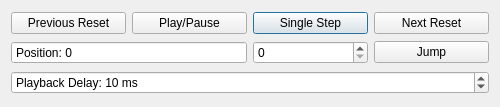
First picture: the form in src/desktop/ui/dumpplayback.ui, repository drawpile/Drawpile, before the edit.
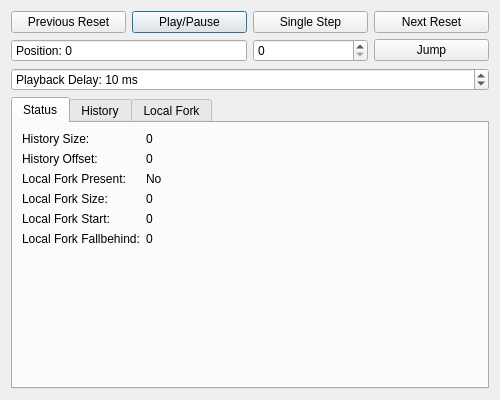
Second picture: the form after the edit. Custom widgets are drawn as their Qt base class.

Commit message:
Add canvas history debug view to debug dump player
Allowing peeking at the history state and local fork entries.

What changed in the file:
```diff
--- a/src/desktop/ui/dumpplayback.ui
+++ b/src/desktop/ui/dumpplayback.ui
@@ -7,45 +7,14 @@
     <x>0</x>
     <y>0</y>
     <width>500</width>
-    <height>107</height>
+    <height>400</height>
    </rect>
   </property>
   <property name="windowTitle">
    <string>Play Debug Dump</string>
   </property>
   <layout class="QGridLayout" name="gridLayout">
-   <item row="0" column="2">
-    <widget class="QPushButton" name="singleStepButton">
-     <property name="text">
-      <string>Single Step</string>
-     </property>
-    </widget>
-   </item>
-   <item row="1" column="2">
-    <widget class="QSpinBox" name="jumpSpinner"/>
-   </item>
-   <item row="0" column="3">
-    <widget class="QPushButton" name="nextResetButton">
-     <property name="text">
-      <string>Next Reset</string>
-     </property>
-    </widget>
-   </item>
-   <item row="0" column="0">
-    <widget class="QPushButton" name="previousResetButton">
-     <property name="text">
-      <string>Previous Reset</string>
-     </property>
-    </widget>
-   </item>
-   <item row="1" column="3">
-    <widget class="QPushButton" name="jumpButton">
-     <property name="text">
-      <string>Jump</string>
-     </property>
-    </widget>
-   </item>
-   <item row="2" column="0" colspan="4">
+   <item row="3" column="0" colspan="4">
     <widget class="KisSliderSpinBox" name="delaySpinner">
      <property name="suffix">
       <string> ms</string>
@@ -71,7 +40,38 @@
      </property>
     </widget>
    </item>
-   <item row="1" column="0" colspan="2">
+   <item row="2" column="3">
+    <widget class="QPushButton" name="jumpButton">
+     <property name="text">
+      <string>Jump</string>
+     </property>
+    </widget>
+   </item>
+   <item row="2" column="2">
+    <widget class="QSpinBox" name="jumpSpinner"/>
+   </item>
+   <item row="0" column="0">
+    <widget class="QPushButton" name="previousResetButton">
+     <property name="text">
+      <string>Previous Reset</string>
+     </property>
+    </widget>
+   </item>
+   <item row="0" column="2">
+    <widget class="QPushButton" name="singleStepButton">
+     <property name="text">
+      <string>Single Step</string>
+     </property>
+    </widget>
+   </item>
+   <item row="0" column="3">
+    <widget class="QPushButton" name="nextResetButton">
+     <property name="text">
+      <string>Next Reset</string>
+     </property>
+    </widget>
+   </item>
+   <item row="2" column="0" colspan="2">
     <widget class="QSpinBox" name="positionSpinner">
      <property name="readOnly">
       <bool>true</bool>
@@ -84,6 +84,142 @@
      </property>
     </widget>
    </item>
+   <item row="4" column="0" colspan="4">
+    <widget class="QTabWidget" name="tabs">
+     <property name="currentIndex">
+      <number>0</number>
+     </property>
+     <widget class="QWidget" name="statusTab">
+      <attribute name="title">
+       <string>Status</string>
+      </attribute>
+      <layout class="QFormLayout" name="formLayout">
+       <item row="0" column="0">
+        <widget class="QLabel" name="historyCountLabel">
+         <property name="text">
+          <string>History Size:</string>
+         </property>
+        </widget>
+       </item>
+       <item row="0" column="1">
+        <widget class="QLabel" name="historyCount">
+         <property name="text">
+          <string>0</string>
+         </property>
+        </widget>
+       </item>
+       <item row="1" column="1">
+        <widget class="QLabel" name="historyOffset">
+         <property name="text">
+          <string>0</string>
+         </property>
+        </widget>
+       </item>
+       <item row="2" column="0">
+        <widget class="QLabel" name="forkPresentLabel">
+         <property name="text">
+          <string>Local Fork Present:</string>
+         </property>
+        </widget>
+       </item>
+       <item row="2" column="1">
+        <widget class="QLabel" name="forkPresent">
+         <property name="text">
+          <string>No</string>
+         </property>
+        </widget>
+       </item>
+       <item row="3" column="0">
+        <widget class="QLabel" name="forkCountLabel">
+         <property name="text">
+          <string>Local Fork Size:</string>
+         </property>
+        </widget>
+       </item>
+       <item row="3" column="1">
+        <widget class="QLabel" name="forkCount">
+         <property name="text">
+          <string>0</string>
+         </property>
+        </widget>
+       </item>
+       <item row="4" column="0">
+        <widget class="QLabel" name="forkStartLabel">
+         <property name="text">
+          <string>Local Fork Start:</string>
+         </property>
+        </widget>
+       </item>
+       <item row="1" column="0">
+        <widget class="QLabel" name="historyOffsetLabel">
+         <property name="text">
+          <string>History Offset:</string>
+         </property>
+        </widget>
+       </item>
+       <item row="4" column="1">
+        <widget class="QLabel" name="forkStart">
+         <property name="text">
+          <string>0</string>
+         </property>
+        </widget>
+       </item>
+       <item row="5" column="0">
+        <widget class="QLabel" name="forkFallbehindLabel">
+         <property name="text">
+          <string>Local Fork Fallbehind:</string>
+         </property>
+        </widget>
+       </item>
+       <item row="5" column="1">
+        <widget class="QLabel" name="forkFallbehind">
+         <property name="text">
+          <string>0</string>
+         </property>
+        </widget>
+       </item>
+      </layout>
+     </widget>
+     <widget class="QWidget" name="historyTab">
+      <attribute name="title">
+       <string>History</string>
+      </attribute>
+      <layout class="QVBoxLayout" name="verticalLayout">
+       <item>
+        <widget class="QTableWidget" name="historyTable"/>
+       </item>
+       <item>
+        <layout class="QHBoxLayout" name="historyCheckboxesLayout">
+         <item>
+          <widget class="QCheckBox" name="hideWithoutState">
+           <property name="text">
+            <string>Hide Entries Without State</string>
+           </property>
+          </widget>
+         </item>
+         <item>
+          <widget class="QCheckBox" name="hideGoneEntries">
+           <property name="text">
+            <string>Hide Gone Entries</string>
+           </property>
+          </widget>
+         </item>
+        </layout>
+       </item>
+      </layout>
+     </widget>
+     <widget class="QWidget" name="forkTab">
+      <attribute name="title">
+       <string>Local Fork</string>
+      </attribute>
+      <layout class="QVBoxLayout" name="verticalLayout_2">
+       <item>
+        <widget class="QTableWidget" name="forkTable"/>
+       </item>
+      </layout>
+     </widget>
+    </widget>
+   </item>
   </layout>
  </widget>
  <customwidgets>
```
Left out of the diff: 5 changed lines with no effect on the pictures. The commit also changes 9 other files.
